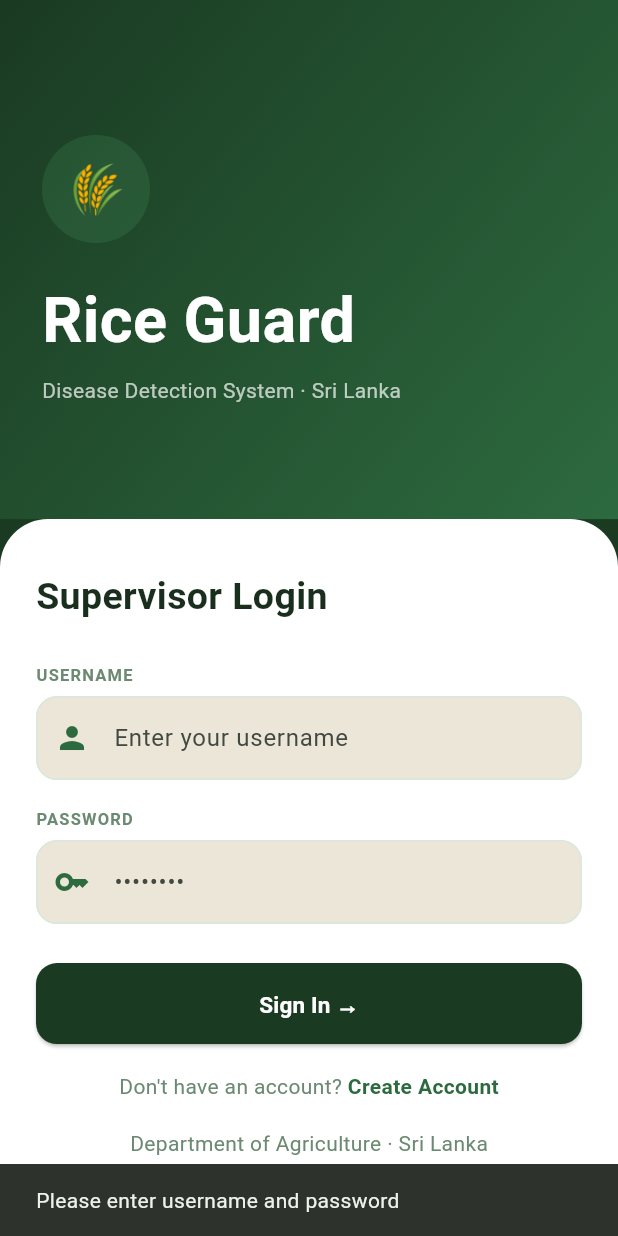
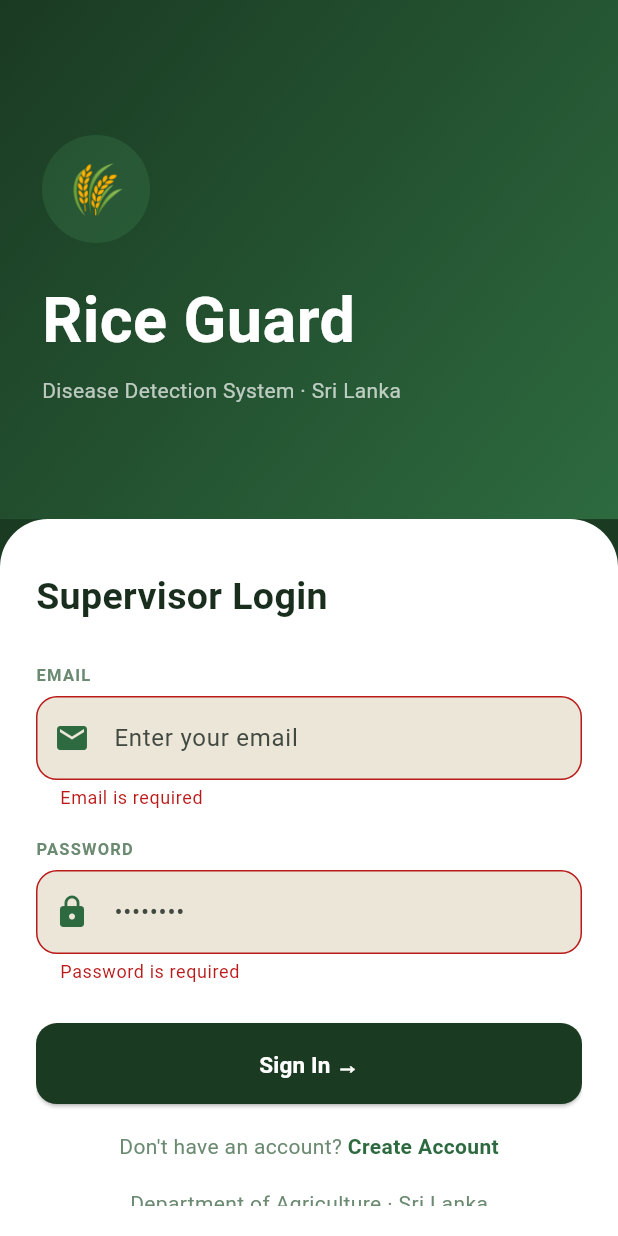
Before and after one commit to sahan542/Flutter-RiceGuard, a Flutter app: the screen it shows after launch, after a tap on "Sign In →", on a phone screen of 412 x 824 dp. Run offline on Flutter 3.47's test engine with Material 3 defaults, Android fonts, the phone set to English and light mode, and no system bars; our stand-ins replace cloud_firestore, firebase_auth, firebase_core; accounts and stored records are empty; generated files the repository leaves out were written again; Roboto replaces fonts that are missing (Arial).

Commit message:
new changes in auth firestore

```diff
--- a/lib/screens/auth/login_screen.dart
+++ b/lib/screens/auth/login_screen.dart
@@ -1,5 +1,7 @@
 import 'package:flutter/material.dart';
 import '../../core/constants/app_colors.dart';
+import '../../core/utils/validators.dart';
+import '../../services/auth_service.dart';
 import '../../widgets/app_button.dart';
 import '../../widgets/app_text_field.dart';
 import '../main_shell.dart';
@@ -13,28 +15,59 @@ class LoginScreen extends StatefulWidget {
 }
 
 class _LoginScreenState extends State<LoginScreen> {
-  final usernameController = TextEditingController();
+  final _formKey = GlobalKey<FormState>();
+
+  final emailController = TextEditingController();
   final passwordController = TextEditingController();
 
-  void login() {
-    if (usernameController.text.isEmpty || passwordController.text.isEmpty) {
-      ScaffoldMessenger.of(context).showSnackBar(
-        const SnackBar(content: Text('Please enter username and password')),
+  final authService = AuthService();
+
+  bool isLoading = false;
+
+  Future<void> login() async {
+    if (!_formKey.currentState!.validate()) return;
+
+    try {
+      setState(() => isLoading = true);
+
+      await authService.login(
+        email: emailController.text.trim(),
+        password: passwordController.text.trim(),
       );
-      return;
-    }
+
+      if (!mounted) return;
 
       Navigator.pushReplacement(
         context,
         MaterialPageRoute(builder: (_) => const MainShell()),
       );
+    } catch (e) {
+      if (!mounted) return;
+
+      ScaffoldMessenger.of(context).showSnackBar(
+        SnackBar(content: Text(e.toString())),
+      );
+    } finally {
+      if (mounted) {
+        setState(() => isLoading = false);
+      }
+    }
+  }
+
+  @override
+  void dispose() {
+    emailController.dispose();
+    passwordController.dispose();
+    super.dispose();
   }
 
   @override
   Widget build(BuildContext context) {
     return Scaffold(
       backgroundColor: AppColors.forest,
-      body: Column(
+      body: Form(
+        key: _formKey,
+        child: Column(
           children: [
             Expanded(
               flex: 42,
@@ -100,21 +133,26 @@ class _LoginScreenState extends State<LoginScreen> {
                       ),
                       const SizedBox(height: 26),
                       AppTextField(
-                      label: 'Username',
-                      hint: 'Enter your username',
-                      icon: Icons.person,
-                      controller: usernameController,
+                        label: 'Email',
+                        hint: 'Enter your email',
+                        icon: Icons.email,
+                        controller: emailController,
+                        keyboardType: TextInputType.emailAddress,
+                        validator: Validators.email,
                       ),
                       const SizedBox(height: 18),
                       AppTextField(
                         label: 'Password',
                         hint: '••••••••',
-                      icon: Icons.key,
+                        icon: Icons.lock,
                         obscureText: true,
                         controller: passwordController,
+                        validator: Validators.password,
                       ),
                       const SizedBox(height: 26),
-                    AppButton(text: 'Sign In →', onPressed: login),
+                      isLoading
+                          ? const Center(child: CircularProgressIndicator())
+                          : AppButton(text: 'Sign In →', onPressed: login),
                       const SizedBox(height: 18),
                       Row(
                         mainAxisAlignment: MainAxisAlignment.center,
@@ -156,6 +194,7 @@ class _LoginScreenState extends State<LoginScreen> {
             ),
           ],
         ),
+      ),
     );
   }
 }
```
Also changed, not shown: lib/screens/auth/create_account_screen.dart (+69 -10 lines), 3 other files. Lines whose indentation alone changed are shown as unchanged.
